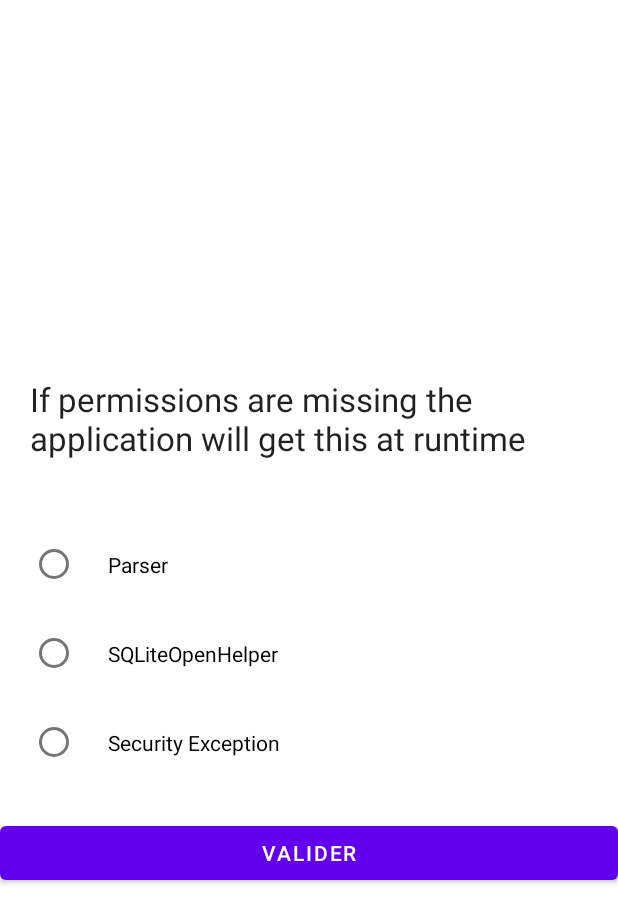
After one commit to cheikhkeydi/MQuizz, an Android app: the QuizActivity screen opened directly, with no data from a screen before it, on a phone screen of 412 x 824 dp. The commit adds this screen. Shown: the top 923 px of the screen. Run offline under Robolectric (Android 15) with nearby library versions, the phone set to English and light mode, and no system bars.

Commit message:
Quizz validé

```diff
--- a/app/build.gradle
+++ b/app/build.gradle
@@ -1,5 +1,6 @@
 plugins {
     id 'com.android.application'
+    id 'com.google.gms.google-services'
 }
 
 android {
@@ -33,12 +34,12 @@ dependencies {
     implementation 'androidx.appcompat:appcompat:1.2.0'
     implementation 'com.google.android.material:material:1.3.0'
     implementation 'androidx.constraintlayout:constraintlayout:2.0.4'
+    implementation 'com.google.firebase:firebase-database:19.7.0'
     testImplementation 'junit:junit:4.+'
     androidTestImplementation 'androidx.test.ext:junit:1.1.2'
     androidTestImplementation 'androidx.test.espresso:espresso-core:3.3.0'
 
-//BackEndLess
-    implementation group: 'com.backendless', name: 'backendless', version: '6.2.1'
 //Lottie Animation
     implementation 'com.airbnb.android:lottie:3.4.0'
+
 }
--- a/app/src/main/AndroidManifest.xml
+++ b/app/src/main/AndroidManifest.xml
@@ -2,7 +2,6 @@
 <manifest xmlns:android="http://schemas.android.com/apk/res/android"
     package="com.example.mquizz">
 
-    <uses-permission android:name="android.permission.INTERNET" />
 
     <application
         android:allowBackup="true"
@@ -13,7 +12,6 @@
         android:theme="@style/Theme.MQuizz">
         <activity android:name=".liste_score"></activity>
         <activity android:name=".score" />
-        <activity android:name=".userApplication" />
         <activity android:name=".q4" />
         <activity android:name=".q3" />
         <activity android:name=".slider" />
@@ -24,7 +22,10 @@
         <activity android:name=".q2" />
         <activity android:name=".q1" />
         <activity android:name=".scripte1" />
+        <activity android:name=".QuizActivity"/>
+        <activity android:name=".ResultActivity"/>
         <activity android:name=".MainActivity">
+
             <intent-filter>
                 <action android:name="android.intent.action.MAIN" />
 
--- /dev/null
+++ b/app/src/main/java/Table/Question.java
@@ -0,0 +1,70 @@
+package Table;
+
+public class Question {
+	private int ID;
+	private String QUESTION;
+	private String OPTA;
+	private String OPTB;
+	private String OPTC;
+	private String ANSWER;
+
+	public Question()
+	{
+		ID=0;
+		QUESTION="";
+		OPTA="";
+		OPTB="";
+		OPTC="";
+		ANSWER="";
+	}
+
+	public Question(String qUESTION, String oPTA, String oPTB, String oPTC,
+			String aNSWER) {
+
+		QUESTION = qUESTION;
+		OPTA = oPTA;
+		OPTB = oPTB;
+		OPTC = oPTC;
+		ANSWER = aNSWER;
+	}
+
+	public int getID()
+	{
+		return ID;
+	}
+	public String getQUESTION() {
+		return QUESTION;
+	}
+	public String getOPTA() {
+		return OPTA;
+	}
+	public String getOPTB() {
+		return OPTB;
+	}
+	public String getOPTC() {
+		return OPTC;
+	}
+	public String getANSWER() {
+		return ANSWER;
+	}
+	public void setID(int id)
+	{
+		ID=id;
+	}
+	public void setQUESTION(String qUESTION) {
+		QUESTION = qUESTION;
+	}
+	public void setOPTA(String oPTA) {
+		OPTA = oPTA;
+	}
+	public void setOPTB(String oPTB) {
+		OPTB = oPTB;
+	}
+	public void setOPTC(String oPTC) {
+		OPTC = oPTC;
+	}
+	public void setANSWER(String aNSWER) {
+		ANSWER = aNSWER;
+	}
+
+}
--- a/app/src/main/java/adapter/ListeScoreAdapter.java
+++ b/app/src/main/java/adapter/ListeScoreAdapter.java
@@ -57,11 +57,11 @@ public class ListeScoreAdapter extends BaseAdapter {
         TextView textPseudo = (TextView) convertView.findViewById(R.id.text_pseudo);
         TextView scorePseudo = (TextView) convertView.findViewById(R.id.score_adapter);
 
-        textPseudo.setText(userName);
+      //  textPseudo.setText(userName);
 
 
 
-        scorePseudo.setText(Integer.toString(userScore)+"/20");
+      //  scorePseudo.setText(Integer.toString(userScore)+"/20");
 
 
         return convertView;
--- /dev/null
+++ b/app/src/main/java/com/example/mquizz/QuizActivity.java
@@ -0,0 +1,88 @@
+package com.example.mquizz;
+
+import android.content.Intent;
+import android.os.Bundle;
+import android.util.Log;
+import android.view.Menu;
+import android.view.View;
+import android.widget.Button;
+import android.widget.RadioButton;
+import android.widget.RadioGroup;
+import android.widget.TextView;
+
+
+import androidx.appcompat.app.AppCompatActivity;
+
+import java.util.List;
+
+import Table.Question;
+import data.DbHelper;
+
+public class QuizActivity extends AppCompatActivity {
+	List<Question> quesList;
+	int score=0;
+	int qid=0;
+	Question currentQ;
+	TextView txtQuestion;
+	RadioButton rda, rdb, rdc;
+	Button butNext;
+
+
+	@Override
+	protected void onCreate(Bundle savedInstanceState) {
+		super.onCreate(savedInstanceState);
+		setContentView(R.layout.activity_quiz);
+
+		DbHelper db=new DbHelper(this);
+		quesList=db.getAllQuestions();
+		currentQ=quesList.get(qid);
+		txtQuestion=(TextView)findViewById(R.id.textView1);
+		rda=(RadioButton)findViewById(R.id.radio0);
+		rdb=(RadioButton)findViewById(R.id.radio1);
+		rdc=(RadioButton)findViewById(R.id.radio2);
+		butNext=(Button)findViewById(R.id.button1);
+		setQuestionView();
+
+
+		butNext.setOnClickListener(new View.OnClickListener() {
+			@Override
+			public void onClick(View v) {
+				RadioGroup grp=(RadioGroup)findViewById(R.id.radioGroup1);
+				RadioButton answer=(RadioButton)findViewById(grp.getCheckedRadioButtonId());
+				grp.clearCheck();
+				Log.d("yourans", currentQ.getANSWER()+" "+answer.getText());
+
+				if(currentQ.getANSWER().equals(answer.getText()))
+				{
+					score++;
+					Log.d("score", "Your score"+score);
+				}
+				if(qid<5){
+					currentQ=quesList.get(qid);
+					setQuestionView();
+				}else{
+					Intent intent = new Intent(com.example.mquizz.QuizActivity.this, com.example.mquizz.score.class);
+					Bundle b = new Bundle();
+					b.putInt("score", score); //Your score
+					intent.putExtras(b); //Put your score to your next Intent
+					startActivity(intent);
+					finish();
+				}
+			}
+		});
+	}
+	@Override
+	public boolean onCreateOptionsMenu(Menu menu) {
+		// Inflate the menu; this adds items to the action bar if it is present.
+		getMenuInflater().inflate(R.menu.activity_quiz, menu);
+		return true;
+	}
+	private void setQuestionView()
+	{
+		txtQuestion.setText(currentQ.getQUESTION());
+		rda.setText(currentQ.getOPTA());
+		rdb.setText(currentQ.getOPTB());
+		rdc.setText(currentQ.getOPTC());
+		qid++;
+	}
+}
--- /dev/null
+++ b/app/src/main/java/data/DbHelper.java
@@ -0,0 +1,112 @@
+package data;
+
+import android.content.ContentValues;
+import android.content.Context;
+import android.database.Cursor;
+import android.database.sqlite.SQLiteDatabase;
+import android.database.sqlite.SQLiteOpenHelper;
+
+import Table.Question;
+
+import java.util.ArrayList;
+import java.util.List;
+
+import static data.QuizContract.MovieEntry.KEY_ANSWER;
+import static data.QuizContract.MovieEntry.KEY_ID;
+import static data.QuizContract.MovieEntry.KEY_OPTA;
+import static data.QuizContract.MovieEntry.KEY_OPTB;
+import static data.QuizContract.MovieEntry.KEY_OPTC;
+import static data.QuizContract.MovieEntry.KEY_QUES;
+import static data.QuizContract.MovieEntry.TABLE_QUEST;
+
+public class DbHelper extends SQLiteOpenHelper {
+	private static final int DATABASE_VERSION = 1;
+	// Database Name
+	private static final String DATABASE_NAME = "Mquizz";
+	// tasks table name
+
+	private SQLiteDatabase dbase;
+	public DbHelper(Context context) {
+		super(context, DATABASE_NAME, null, DATABASE_VERSION);
+	}
+	@Override
+	public void onCreate(SQLiteDatabase db) {
+		dbase=db;
+		String sql = "CREATE TABLE IF NOT EXISTS " + TABLE_QUEST + " ( "
+				+ KEY_ID + " INTEGER PRIMARY KEY AUTOINCREMENT, " + KEY_QUES
+				+ " TEXT, " + KEY_ANSWER+ " TEXT, "+KEY_OPTA +" TEXT, "
+				+KEY_OPTB +" TEXT, "+KEY_OPTC+" TEXT)";
+		db.execSQL(sql);
+		addQuestions();
+		//db.close();
+	}
+
+	private void addQuestions()
+	{
+		Question q1=new Question("If permissions are missing the application will get this at runtime","Parser", "SQLiteOpenHelper ", "Security Exception", "Security Exception");
+		this.addQuestion(q1);
+		Question q2=new Question("An open source standalone database", "SQLite", "BackupHelper", "NetworkInfo", "SQLite");
+		this.addQuestion(q2);
+		Question q3=new Question("Sharing of data in Android is done via?","Wi-Fi radio", "Service Content Provider","Ducking", "Service Content Provider" );
+		this.addQuestion(q3);
+		Question q4=new Question("Main class through which your application can access location services on Android", "LocationManager", "AttributeSet", "SQLiteOpenHelper","LocationManager");
+		this.addQuestion(q4);
+		Question q5=new Question("Android is?","NetworkInfo","GooglePlay","Linux Based","Linux Based");
+		this.addQuestion(q5);
+	}
+
+
+
+	@Override
+	public void onUpgrade(SQLiteDatabase db, int oldV, int newV) {
+		// Drop older table if existed
+		db.execSQL("DROP TABLE IF EXISTS " + TABLE_QUEST);
+		// Create tables again
+		onCreate(db);
+	}
+	// Adding new question
+	public void addQuestion(Question quest) {
+		//SQLiteDatabase db = this.getWritableDatabase();
+		ContentValues values = new ContentValues();
+		values.put(KEY_QUES, quest.getQUESTION());
+		values.put(KEY_ANSWER, quest.getANSWER());
+		values.put(KEY_OPTA, quest.getOPTA());
+		values.put(KEY_OPTB, quest.getOPTB());
+		values.put(KEY_OPTC, quest.getOPTC());
+		// Inserting Row
+		dbase.insert(TABLE_QUEST, null, values);
+	}
+
+	public List<Question> getAllQuestions() {
+		List<Question> quesList = new ArrayList<Question>();
+		// Select All Query
+		String selectQuery = "SELECT  * FROM " + TABLE_QUEST;
+		dbase=this.getReadableDatabase();
+		Cursor cursor = dbase.rawQuery(selectQuery, null);
+		// looping through all rows and adding to list
+		if (cursor.moveToFirst()) {
+			do {
+				Question quest = new Question();
+				quest.setID(cursor.getInt(0));
+				quest.setQUESTION(cursor.getString(1));
+				quest.setANSWER(cursor.getString(2));
+				quest.setOPTA(cursor.getString(3));
+				quest.setOPTB(cursor.getString(4));
+				quest.setOPTC(cursor.getString(5));
+				quesList.add(quest);
+			} while (cursor.moveToNext());
+		}
+		// return quest list
+		return quesList;
+	}
+
+	public int rowcount()
+	{
+		int row=0;
+		String selectQuery = "SELECT  * FROM " + TABLE_QUEST;
+		SQLiteDatabase db = this.getWritableDatabase();
+		Cursor cursor = db.rawQuery(selectQuery, null);
+		row=cursor.getCount();
+		return row;
+	}
+}
--- a/app/src/main/res/layout/activity_main.xml
+++ b/app/src/main/res/layout/activity_main.xml
@@ -89,6 +89,12 @@
             android:layout_height="wrap_content"
             android:text="Score"
             android:backgroundTint="#4CAF50" />
+        <Button
+            android:id="@+id/quizz"
+            android:layout_width="190dp"
+            android:layout_height="wrap_content"
+            android:text="Quizz"
+            android:backgroundTint="#4CAF50" />
 
 
 
--- /dev/null
+++ b/app/src/main/res/layout/activity_quiz.xml
@@ -0,0 +1,54 @@
+ <RelativeLayout xmlns:android="http://schemas.android.com/apk/res/android"
+    xmlns:tools="http://schemas.android.com/tools"
+    android:layout_width="match_parent"
+    android:layout_height="match_parent"
+    tools:context="com.example.mquizz.QuizActivity"
+   >
+    <LinearLayout
+        android:layout_width="wrap_content"
+        android:layout_height="wrap_content"
+        android:orientation="vertical"
+        android:layout_centerVertical="true"
+        android:layout_centerHorizontal="true">
+        <TextView
+            android:id="@+id/textView1"
+            android:layout_width="match_parent"
+            android:layout_height="wrap_content"
+            android:padding="20dp"
+            android:text="Large Text"
+            android:textAppearance="?android:attr/textAppearanceLarge" />
+        <RadioGroup
+            android:id="@+id/radioGroup1"
+            android:layout_width="match_parent"
+            android:padding="20dp"
+            android:layout_height="wrap_content"
+            android:layout_weight="0.04" >
+            <RadioButton
+                android:id="@+id/radio0"
+                android:padding="20dp"
+                android:layout_width="match_parent"
+                android:layout_height="wrap_content"
+                android:text="RadioButton" />
+            <RadioButton
+                android:id="@+id/radio1"
+                android:padding="20dp"
+                android:layout_width="match_parent"
+                android:layout_height="wrap_content"
+                android:text="RadioButton" />
+            <RadioButton
+                android:id="@+id/radio2"
+                android:padding="20dp"
+                android:layout_width="match_parent"
+                android:layout_height="wrap_content"
+                android:text="RadioButton" />
+        </RadioGroup>
+
+
+        <Button
+                android:id="@+id/button1"
+                android:layout_width="match_parent"
+                android:layout_height="wrap_content"
+                android:text="Valider"
+                android:linksClickable="false"/>
+    </LinearLayout>
+</RelativeLayout>
--- /dev/null
+++ b/app/src/main/res/menu/activity_quiz.xml
@@ -0,0 +1,10 @@
+<menu xmlns:app="http://schemas.android.com/apk/res-auto"
+    xmlns:android="http://schemas.android.com/apk/res/android" >
+
+    <item
+        android:id="@+id/menu_settings"
+        android:orderInCategory="100"
+        android:title="Menu"
+        app:showAsAction="never" />
+
+</menu>
--- a/build.gradle
+++ b/build.gradle
@@ -6,6 +6,7 @@ buildscript {
     }
     dependencies {
         classpath "com.android.tools.build:gradle:4.1.3"
+        classpath 'com.google.gms:google-services:4.3.5'
 
         // NOTE: Do not place your application dependencies here; they belong
         // in the individual module build.gradle files
```
Also changed, not shown: app/src/main/java/BackEndLess/Defaults.java (deleted, +0 -23 lines), app/src/main/java/com/example/mquizz/MainActivity.java (+13 -7 lines), app/src/main/java/com/example/mquizz/ResultActivity.java (added, +66 -0 lines), app/src/main/java/com/example/mquizz/pseudo.java (+5 -24 lines), app/src/main/java/com/example/mquizz/score.java (+19 -0 lines), app/src/main/java/com/example/mquizz/userApplication.java (deleted, +0 -23 lines), app/src/main/java/data/QuizContract.java (added, +23 -0 lines), app/src/main/res/layout/activity_result.xml (added, +37 -0 lines), app/src/main/res/menu/activity_result.xml (added, +12 -0 lines), 1 other file.
